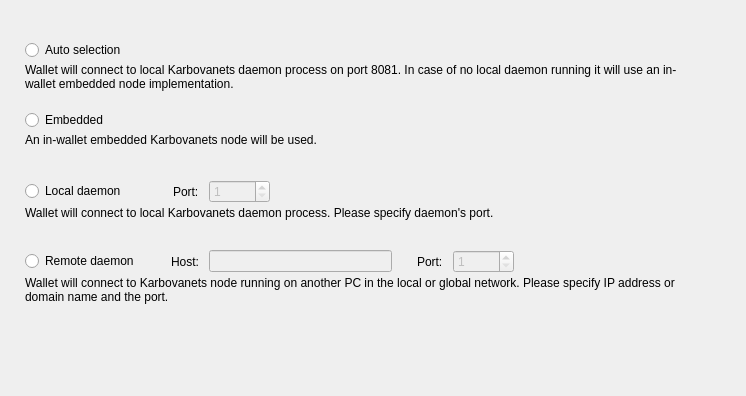
Old version of the form src/Gui/Options/ConnectionOptionsFrame.ui in the repository Karbovanets/Karbo-lite.
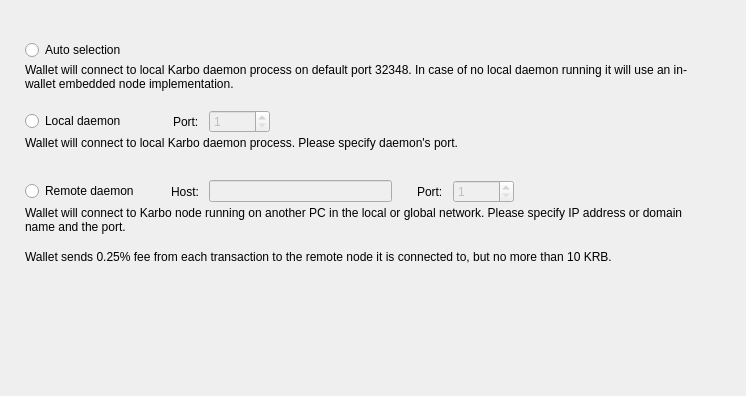
New version of the form. Custom widgets are drawn as their Qt base class.

Commit message: Use mnemonics from Karbo Core; KarboLite name; About dialog update; Update themes; Receive frame update; Better payment_id generator;

The edit to the form file:
```diff
--- a/src/Gui/Options/ConnectionOptionsFrame.ui
+++ b/src/Gui/Options/ConnectionOptionsFrame.ui
@@ -81,72 +81,7 @@
       <item alignment="Qt::AlignTop">
        <widget class="WalletGui::WalletSmallGrayTextLabel" name="m_autoHelperLabel">
         <property name="text">
-         <string>Wallet will connect to local Karbovanets daemon process on port 8081. In case of no local daemon running it will use an in-wallet embedded node implementation.</string>
-        </property>
-        <property name="alignment">
-         <set>Qt::AlignLeading|Qt::AlignLeft|Qt::AlignTop</set>
-        </property>
-        <property name="wordWrap">
-         <bool>true</bool>
-        </property>
-        <property name="indent">
-         <number>0</number>
-        </property>
-       </widget>
-      </item>
-     </layout>
-    </widget>
-   </item>
-   <item>
-    <widget class="QWidget" name="widget_2" native="true">
-     <property name="sizePolicy">
-      <sizepolicy hsizetype="Preferred" vsizetype="Fixed">
-       <horstretch>0</horstretch>
-       <verstretch>0</verstretch>
-      </sizepolicy>
-     </property>
-     <property name="minimumSize">
-      <size>
-       <width>0</width>
-       <height>70</height>
-      </size>
-     </property>
-     <property name="maximumSize">
-      <size>
-       <width>16777215</width>
-       <height>70</height>
-      </size>
-     </property>
-     <layout class="QVBoxLayout" name="verticalLayout_2" stretch="0,1">
-      <property name="spacing">
-       <number>3</number>
-      </property>
-      <property name="leftMargin">
-       <number>0</number>
-      </property>
-      <property name="topMargin">
-       <number>0</number>
-      </property>
-      <property name="rightMargin">
-       <number>0</number>
-      </property>
-      <property name="bottomMargin">
-       <number>0</number>
-      </property>
-      <item>
-       <widget class="QRadioButton" name="m_embeddedRadio">
-        <property name="text">
-         <string>Embedded</string>
-        </property>
-        <attribute name="buttonGroup">
-         <string notr="true">m_connectionButtonGroup</string>
-        </attribute>
-       </widget>
-      </item>
-      <item alignment="Qt::AlignTop">
-       <widget class="WalletGui::WalletSmallGrayTextLabel" name="m_embeddedHelperLabel">
-        <property name="text">
-         <string>An in-wallet embedded Karbovanets node will be used.</string>
+         <string>Wallet will connect to local Karbo daemon process on default port 32348. In case of no local daemon running it will use an in-wallet embedded node implementation.</string>
         </property>
         <property name="alignment">
          <set>Qt::AlignLeading|Qt::AlignLeft|Qt::AlignTop</set>
@@ -270,7 +205,7 @@
       <item alignment="Qt::AlignTop">
        <widget class="WalletGui::WalletSmallGrayTextLabel" name="m_localHelperLabel">
         <property name="text">
-         <string>Wallet will connect to local Karbovanets daemon process. Please specify daemon's port.</string>
+         <string>Wallet will connect to local Karbo daemon process. Please specify daemon's port.</string>
         </property>
         <property name="alignment">
          <set>Qt::AlignLeading|Qt::AlignLeft|Qt::AlignTop</set>
@@ -424,7 +359,7 @@
       <item alignment="Qt::AlignTop">
        <widget class="WalletGui::WalletSmallGrayTextLabel" name="m_remoteHelperLabel">
         <property name="text">
-         <string>Wallet will connect to Karbovanets node running on another PC in the local or global network. Please specify IP address or domain name and the port.</string>
+         <string>Wallet will connect to Karbo node running on another PC in the local or global network. Please specify IP address or domain name and the port.</string>
         </property>
         <property name="alignment">
          <set>Qt::AlignLeading|Qt::AlignLeft|Qt::AlignTop</set>
@@ -440,6 +375,16 @@
      </layout>
     </widget>
    </item>
+   <item>
+    <widget class="WalletGui::WalletExtraNormalGrayTextLabel" name="label_4">
+     <property name="text">
+      <string>Wallet sends 0.25% fee from each transaction to the remote node it is connected to, but no more than 10 KRB.</string>
+     </property>
+     <property name="wordWrap">
+      <bool>true</bool>
+     </property>
+    </widget>
+   </item>
    <item>
     <spacer name="verticalSpacer">
      <property name="orientation">
@@ -461,6 +406,11 @@
    <extends>QLabel</extends>
    <header>Gui/Common/WalletTextLabel.h</header>
   </customwidget>
+  <customwidget>
+   <class>WalletGui::WalletExtraNormalGrayTextLabel</class>
+   <extends>QLabel</extends>
+   <header>Gui/Common/WalletTextLabel.h</header>
+  </customwidget>
  </customwidgets>
  <resources/>
  <connections>
```
The commit also changes 55 other files.
